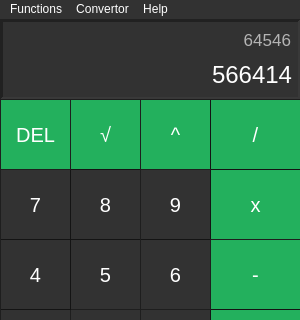
First picture: the form in src/gui_v0_1.ui, repository LKAMinco/IVS_TeamProject, before the edit; both pictures show x 0 to 300 and y 0 to 320 of the 300 by 460 pixel window.
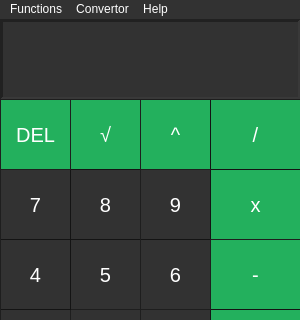
Second picture: the form after the edit. Icons and pictures are not drawn.

The edit to the form file:
```diff
--- a/src/gui_v0_1.ui
+++ b/src/gui_v0_1.ui
@@ -700,7 +700,7 @@
       <string notr="true">border:0px solid black; color: rgb(255, 255, 255);</string>
      </property>
      <property name="text">
-      <string comment="0">566414</string>
+      <string comment="0"/>
      </property>
      <property name="echoMode">
       <enum>QLineEdit::Normal</enum>
@@ -727,7 +727,7 @@
       <string notr="true">QLabel {  color : rgb(180,180,180); }</string>
      </property>
      <property name="text">
-      <string>64546</string>
+      <string/>
      </property>
      <property name="alignment">
       <set>Qt::AlignRight|Qt::AlignTrailing|Qt::AlignVCenter</set>
```
